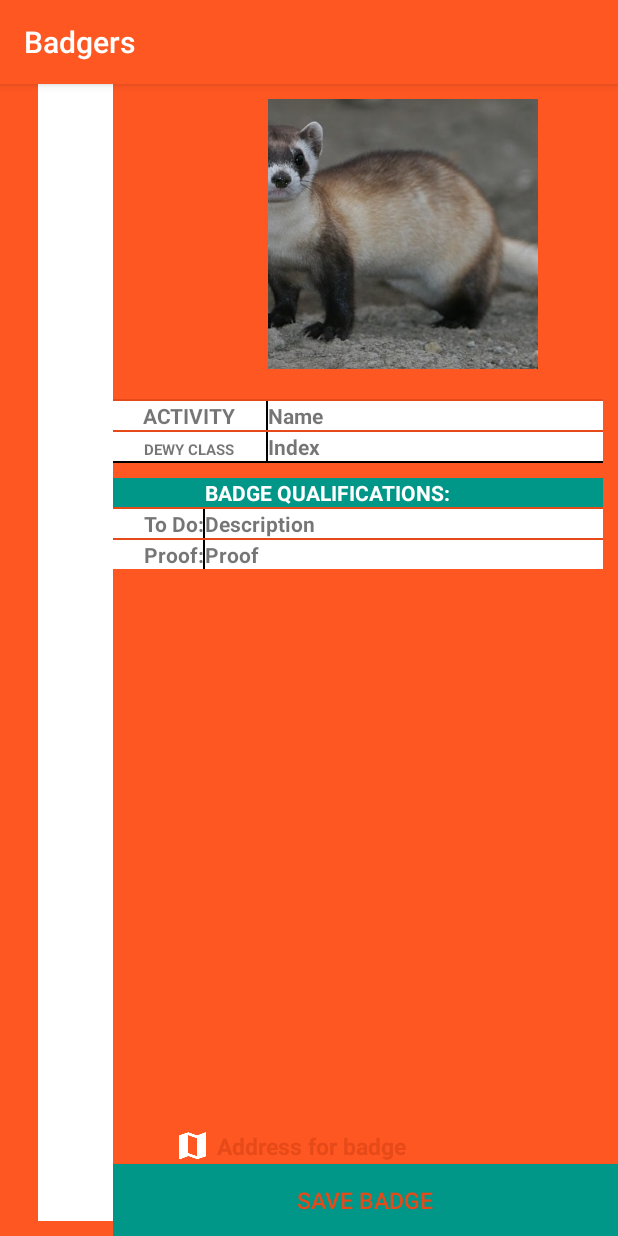
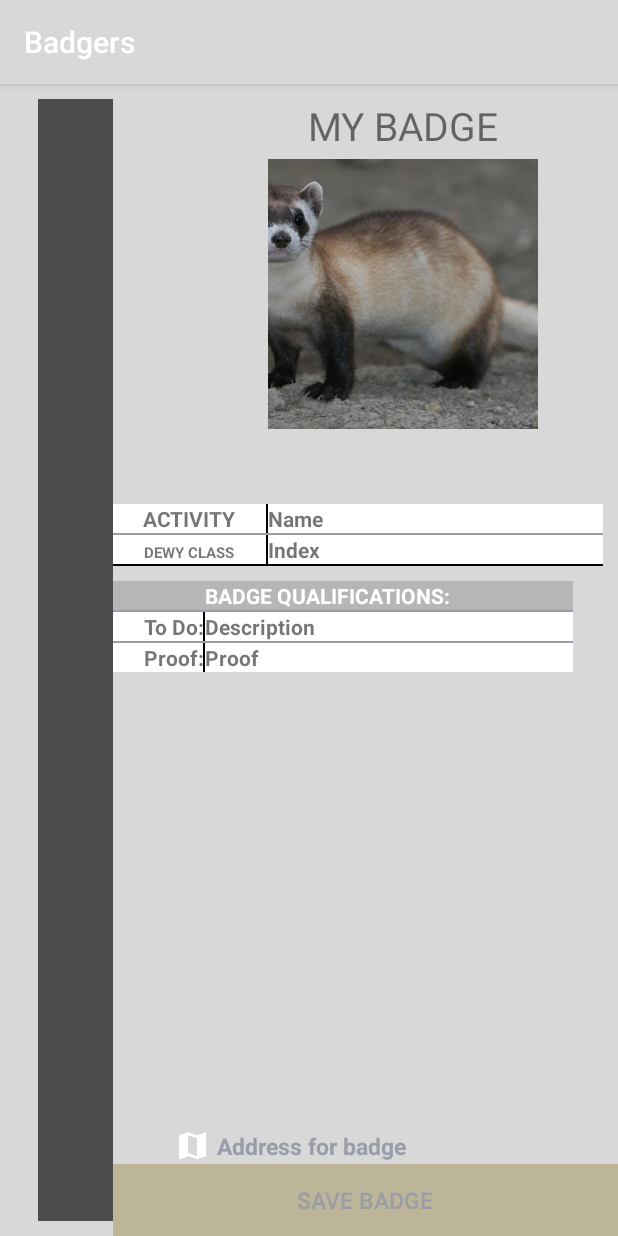
Before and after one commit to darenschaad/Badgers, an Android app: the fragment BadgeDetailFragment shown on its own in the app's theme, on a phone screen of 412 x 824 dp. Run offline under Robolectric (Android 15) with nearby library versions, the phone set to English and light mode, and no system bars; our stand-ins replace ButterKnife, Picasso; libraries missing offline, so code that uses them is left out: org.parceler; pictures from the network do not load; 12 statements that could not run were skipped.

Commit message:
custom colors for each category of badge added

```diff
--- a/app/src/main/java/com/epicodus/badgers/ui/BadgeDetailFragment.java
+++ b/app/src/main/java/com/epicodus/badgers/ui/BadgeDetailFragment.java
@@ -20,6 +20,7 @@ import android.view.WindowManager;
 import android.widget.Button;
 import android.widget.ImageView;
 import android.widget.LinearLayout;
+import android.widget.TableRow;
 import android.widget.TextView;
 
 import com.epicodus.badgers.R;
@@ -46,11 +47,30 @@ public class BadgeDetailFragment extends Fragment {
 //    @BindView(R.id.tagsTextView) TextView mTagsLabel;
     @BindView(R.id.indexTextView) TextView mIndexLabel;
     @BindView(R.id.categoryTextView) TextView mCategoryLabel;
+    @BindView(R.id.myBadgeTextView) TextView mMyBadgeTextView;
+    @BindView(R.id.activityTextView) TextView mActivityTextView;
+    @BindView(R.id.deweyClassTextView) TextView mDewyClassTextView;
+    @BindView(R.id.toDoTextView) TextView mToDoTextView;
     @BindView(R.id.descriptionTextView) TextView mDescriptionTextView;
+    @BindView(R.id.proofWordTextView) TextView mProofWordTextView;
     @BindView(R.id.proofTextView) TextView mProofTextView;
+
+
     @BindView(R.id.saveBadgeButton) Button mSaveBadgeButton;
     @BindView(R.id.backgroundLayout) LinearLayout mBackgroundLayout;
     @BindView(R.id.backgroundLayout2) LinearLayout mBackgroundLayout2;
+    @BindView(R.id.divider1) View mView1;
+    @BindView(R.id.divider2) View mView2;
+    @BindView(R.id.divider3) View mView3;
+    @BindView(R.id.divider4) View mView4;
+    @BindView(R.id.divider5) View mView5;
+    @BindView(R.id.divider6) View mView6;
+    @BindView(R.id.divider7) View mView7;
+    @BindView(R.id.divider8) View mView8;
+    @BindView(R.id.divider9) View mView9;
+    @BindView(R.id.qualificationTableRow) TableRow mQualificationTableRow;
+
+
 
     private Badge mBadge;
     private static final int MAX_WIDTH = 400;
@@ -61,6 +81,7 @@ public class BadgeDetailFragment extends Fragment {
     Integer[] categories = {0,100,200,300,400,500,600,700,800,900};
     int[] categoryTextColors = {R.color.category0Text, R.color.category100Text,R.color.category200Text, R.color.category300Text, R.color.category400Text, R.color.category500Text, R.color.category600Text, R.color.category700Text, R.color.category800Text, R.color.category900Text};
     int[] categoryColors = {R.color.category0Primary, R.color.category100Primary, R.color.category200Primary, R.color.category300Primary, R.color.category400Primary, R.color.category500Primary, R.color.category600Primary, R.color.category700Primary, R.color.category800Primary, R.color.category900Primary};
+    String[] categoryText = {"000 - GENERAL KNOWLEDGE", "100 - PHILOSOPHY & PSYCHOLOGY", "200 - RELIGION", "300 - SOCIAL SCIENCE", "400 - LANGUAGES", "500 - SCIENCE", "600 - TECHNOLOGY", "700 - ARTS & RECREATION", "800 - LITERATURE", "900 - HISTORY & GEOGRAPHY"};
 
 
 
@@ -72,7 +93,6 @@ public class BadgeDetailFragment extends Fragment {
         badgeDetailFragment.setArguments(args);
         mContext = context;
         return badgeDetailFragment;
-
     }
 
     @Override
@@ -83,7 +103,6 @@ public class BadgeDetailFragment extends Fragment {
         Display display = wm.getDefaultDisplay();
         Point size = new Point();
         display.getSize(size);
-        int width = size.x;
         height = size.y;
     }
 
@@ -108,18 +127,13 @@ public class BadgeDetailFragment extends Fragment {
 
         mNameLabel.setText(mBadge.getName());
         mIndexLabel.setText(Double.toString(mBadge.getIndex()));
-        mCategoryLabel.setText(String.valueOf(mBadge.getCategory()));
-//        mCategoryLabel.setText(String.valueOf(mBadge.getCategory()));
-//        mCategoryLabel.setRotation(-90);
         ViewGroup.LayoutParams params = mCategoryLabel.getLayoutParams();
         params.width = height;
         mCategoryLabel.setLayoutParams(params);
         mDescriptionTextView.setText(mBadge.getDescription());
         mProofTextView.setText(mBadge.getProof());
 
-        setColors();
-
-        Log.d("height", ""+mCategoryLabel.getHeight());
+        setColorsAndCategoryText();
 //        mTagsLabel.setText(android.text.TextUtils.join(", ", mBadge.getTags()));
         return view;
     }
@@ -141,24 +155,40 @@ public class BadgeDetailFragment extends Fragment {
 //        }
 //    }
 
-    private void setColors() {
+    private void setColorsAndCategoryText() {
         int category = mBadge.getCategory();
-        Log.d("category", category +"");
         int categoryIndex = Arrays.asList(categories).indexOf(category);
-        Log.d("index", Arrays.asList(categories).get(0).toString()+"");
         int categoryTextColor = categoryTextColors[categoryIndex];
         int categoryColor = categoryColors[categoryIndex];
-        mNameLabel.setTextColor(ContextCompat.getColor(mContext, categoryTextColor));
-        mIndexLabel.setTextColor(ContextCompat.getColor(mContext, categoryTextColor));
+        mCategoryLabel.setText(categoryText[categoryIndex]);
         setMaincolor(categoryColor);
+        setViewDividerColor(categoryTextColor);
+        setTextViewColor(categoryTextColor);
+        if (category == 700){
+            mCategoryLabel.setTextColor(ContextCompat.getColor(mContext, R.color.category700TextSeondary));
+            mMyBadgeTextView.setTextColor(ContextCompat.getColor(mContext, R.color.category700TextSeondary));
+        }
 
     }
 
     private void setMaincolor(int categoryColor) {
         View[] backgroundViews = {mBackgroundLayout, mBackgroundLayout2};
         for (int i=0 ; i<backgroundViews.length ; i++){
-            Log.d("background", backgroundViews[i] +"");
             backgroundViews[i].setBackgroundColor(ContextCompat.getColor(mContext, categoryColor));
         }
     }
+
+    private void setTextViewColor(int categoryTextColor) {
+        TextView[] textViews = {mNameLabel, mIndexLabel, mActivityTextView, mDewyClassTextView, mToDoTextView, mDescriptionTextView, mProofWordTextView, mProofTextView, mCategoryLabel, mMyBadgeTextView};
+        for (int i=0 ; i<textViews.length ; i++){
+            textViews[i].setTextColor(ContextCompat.getColor(mContext, categoryTextColor));
+        }
+    }
+
+    private void setViewDividerColor(int categoryTextColor) {
+        View[] dividerViews = {mView1, mView2, mView3, mView4, mView5, mView6, mView7, mView8, mView9, mQualificationTableRow};
+        for (int i=0 ; i<dividerViews.length ; i++){
+            dividerViews[i].setBackgroundColor(ContextCompat.getColor(mContext, categoryTextColor));
+        }
+    }
 }
--- a/app/src/main/res/layout/fragment_badge_detail.xml
+++ b/app/src/main/res/layout/fragment_badge_detail.xml
@@ -12,6 +12,7 @@
         android:weightSum="1"
         android:background="@color/colorPrimary"
         android:paddingLeft="25dp"
+        android:paddingTop="10dp"
         android:id="@+id/backgroundLayout">
 
         <LinearLayout
@@ -25,12 +26,11 @@
             android:gravity="center">
 
             <TextView
+                android:id="@+id/categoryTextView"
                 android:layout_width="wrap_content"
                 android:layout_height="wrap_content"
                 android:inputType="textPersonName"
                 android:text="100-PHILOSOPHY &amp; PHYSICS"
-                android:id="@+id/categoryTextView"
-
                 android:textSize="40sp"
                 android:gravity="center"
                 android:layout_gravity="center"
@@ -47,9 +47,20 @@
 
             <RelativeLayout
                 android:layout_width="200dp"
-                android:layout_height="200dp"
+                android:layout_height="260dp"
                 android:layout_gravity="center"
                 android:layout_marginLeft="25dp">
+
+                <TextView
+                    android:layout_width="match_parent"
+                    android:layout_height="match_parent"
+                    android:id="@+id/myBadgeTextView"
+                    android:layout_above="@+id/badgeImageView"
+                    android:text="MY BADGE"
+                    android:layout_marginBottom="5dp"
+                    android:gravity="center_horizontal"
+                    android:textSize="26sp" />
+
 
                 <ImageView
                     android:layout_width="180dp"
@@ -133,13 +144,6 @@
                         android:shrinkColumns="2">
 
 
-
-                        <View
-                            android:layout_width="match_parent"
-                            android:layout_height="1dp"
-                            android:background="@color/colorPrimaryDark"
-                            android:id="@+id/divider1"/>
-
                         <TableRow
                             android:layout_width="match_parent"
                             android:layout_height="match_parent"
@@ -155,7 +159,7 @@
                             <View android:layout_width="1dp"
                                 android:background="@android:color/background_dark"
                                 android:layout_height="match_parent"
-                                android:id="@+id/divider2"/>
+                                android:id="@+id/divider1"/>
 
                             <TextView
                                 android:gravity="left|center"
@@ -169,7 +173,7 @@
                             android:layout_width="match_parent"
                             android:layout_height="1dp"
                             android:background="@color/colorPrimaryDark"
-                            android:id="@+id/divider3"/>
+                            android:id="@+id/divider2"/>
 
                         <TableRow
                             android:layout_width="match_parent"
@@ -186,7 +190,7 @@
                             <View android:layout_width="1dp"
                                 android:background="@android:color/background_dark"
                                 android:layout_height="match_parent"
-                                android:id="@+id/divider4"/>
+                                android:id="@+id/divider3"/>
 
                             <TextView
                                 android:gravity="left"
@@ -200,7 +204,7 @@
                             android:layout_width="match_parent"
                             android:layout_height="1dp"
                             android:background="@android:color/black"
-                            android:id="@+id/divider5"/>
+                            android:id="@+id/divider4"/>
                     </TableLayout>
 
                     <TableLayout
@@ -208,24 +212,25 @@
                         android:layout_height="match_parent"
                         android:background="@android:color/white"
                         android:shrinkColumns="2"
-                        android:layout_marginTop="10dp">
+                        android:layout_marginTop="10dp"
+                        android:layout_marginRight="20dp">
 
                         <TableRow
                             android:layout_width="match_parent"
                             android:layout_height="match_parent"
-                            android:background="@color/colorAccent"
+                            android:background="@color/colorDivider"
+                            android:id="@+id/qualificationTableRow"
+
                             >
 
                             <TextView
                                 android:text=""
-
                                 android:textStyle="bold"
                                 android:paddingLeft="20dp"
                                 android:gravity="right" />
                             <View android:layout_width="1dp"
-                                android:background="@color/colorAccent"
                                 android:layout_height="match_parent"
-                                android:id="@+id/divider6"/>
+                                android:id="@+id/divider5"/>
 
                             <TextView
                                 android:textStyle="bold"
@@ -239,7 +244,8 @@
                         <View
                             android:layout_width="match_parent"
                             android:layout_height="1dp"
-                            android:background="@color/colorPrimaryDark"/>
+                            android:background="@color/colorPrimaryDark"
+                            android:id="@+id/divider6"/>
 
                         <TableRow
                             android:layout_width="match_parent"
@@ -248,14 +254,14 @@
 
                             <TextView
                                 android:text="To Do:"
-
                                 android:textStyle="bold"
                                 android:paddingLeft="20dp"
                                 android:gravity="right"
                                 android:id="@+id/toDoTextView"/>
                             <View android:layout_width="1dp"
                                 android:background="@android:color/background_dark"
-                                android:layout_height="match_parent"/>
+                                android:layout_height="match_parent"
+                                android:id="@+id/divider7"/>
 
                             <TextView
                                 android:gravity="left|center"
@@ -268,7 +274,8 @@
                         <View
                             android:layout_width="match_parent"
                             android:layout_height="1dp"
-                            android:background="@color/colorPrimaryDark"/>
+                            android:background="@color/colorPrimaryDark"
+                            android:id="@+id/divider8"/>
 
                         <TableRow
                             android:layout_width="match_parent"
@@ -279,10 +286,11 @@
                                 android:background="@android:color/white"
                                 android:textStyle="bold"
                                 android:gravity="right"
-                                android:id="@+id/proofText"/>
+                                android:id="@+id/proofWordTextView"/>
                             <View android:layout_width="1dp"
                                 android:background="@android:color/background_dark"
-                                android:layout_height="match_parent"/>
+                                android:layout_height="match_parent"
+                                android:id="@+id/divider9"/>
 
                             <TextView
                                 android:gravity="left"
--- a/app/src/main/res/values/colors.xml
+++ b/app/src/main/res/values/colors.xml
@@ -1,33 +1,35 @@
 <?xml version="1.0" encoding="utf-8"?>
 <resources>
-    <color name="colorPrimary">#FF5722</color>
-    <color name="colorPrimaryDark">#E64A19</color>
-    <color name="colorPrimaryLight">#FFCCBC</color>
-    <color name="colorTextIcons">#ffffff</color>
-    <color name="colorAccent">#009688</color>
-    <color name="colorPrimaryText">#212121</color>
-    <color name="colorSecondaryText">#727272</color>
+    <color name="colorPrimary">#D8D8D8</color>
+    <color name="colorPrimaryDark">#989da7</color>
+    <color name="colorPrimaryLight">#F4F4F4</color>
+    <color name="colorTextIcons">#4C4C4C</color>
+    <color name="colorAccent">#BDB598</color>
+    <color name="colorPrimaryText">#373737</color>
+    <color name="colorSecondaryText">#4C4C4C</color>
     <color name="colorDivider">#B6B6B6</color>
-    <color name="category0Primary">#ccf2ff</color>
-    <color name="category0Text">#1a53ff</color>
-    <color name="category100Primary">#ccf2ff</color>
-    <color name="category100Text">#1a53ff</color>
-    <color name="category200Primary">#ccf2ff</color>
-    <color name="category200Text">#1a53ff</color>
-    <color name="category300Primary">#ccf2ff</color>
-    <color name="category300Text">#1a53ff</color>
-    <color name="category400Primary">#ccf2ff</color>
-    <color name="category400Text">#1a53ff</color>
-    <color name="category500Primary">#ccf2ff</color>
-    <color name="category500Text">#1a53ff</color>
-    <color name="category600Primary">#ccf2ff</color>
-    <color name="category600Text">#1a53ff</color>
-    <color name="category700Primary">#ccf2ff</color>
-    <color name="category700Text">#1a53ff</color>
-    <color name="category800Primary">#ccf2ff</color>
-    <color name="category800Text">#1a53ff</color>
-    <color name="category900Primary">#ccf2ff</color>
-    <color name="category900Text">#1a53ff</color>
+
+    <color name="category0Primary">#989DA7</color>
+    <color name="category0Text">#4C4C4C</color>
+    <color name="category100Primary">#DCF0FF</color>
+    <color name="category100Text">#0079A5</color>
+    <color name="category200Primary">#D0C0D6</color>
+    <color name="category200Text">#66008D</color>
+    <color name="category300Primary">#CEDFB0</color>
+    <color name="category300Text">#4D782D</color>
+    <color name="category400Primary">#EEC99A</color>
+    <color name="category400Text">#C97100</color>
+    <color name="category500Primary">#9EBAAC</color>
+    <color name="category500Text">#25895A</color>
+    <color name="category600Primary">#B5B5CA</color>
+    <color name="category600Text">#000073</color>
+    <color name="category700Primary">#FDE192</color>
+    <color name="category700Text">#988967</color>
+    <color name="category700TextSeondary">#F7B517</color>
+    <color name="category800Primary">#DBC2CC</color>
+    <color name="category800Text">#76193C</color>
+    <color name="category900Primary">#D8C2A9</color>
+    <color name="category900Text">#985721</color>
 
 
 </resources>
```
